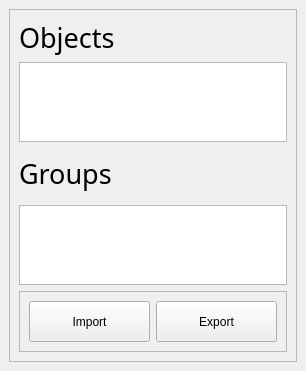
Old version of the form new_main.ui in the repository Ponti23/ModelMover.
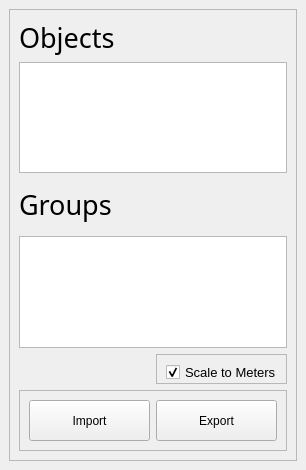
New version of the form.

What changed in the file:
```diff
--- a/new_main.ui
+++ b/new_main.ui
@@ -7,7 +7,7 @@
     <x>0</x>
     <y>0</y>
     <width>306</width>
-    <height>371</height>
+    <height>470</height>
    </rect>
   </property>
   <property name="minimumSize">
@@ -130,6 +130,66 @@
          </property>
         </widget>
        </item>
+       <item alignment="Qt::AlignRight">
+        <widget class="QFrame" name="frame_3">
+         <property name="minimumSize">
+          <size>
+           <width>131</width>
+           <height>30</height>
+          </size>
+         </property>
+         <property name="maximumSize">
+          <size>
+           <width>131</width>
+           <height>41</height>
+          </size>
+         </property>
+         <property name="font">
+          <font>
+           <pointsize>1</pointsize>
+          </font>
+         </property>
+         <property name="frameShape">
+          <enum>QFrame::StyledPanel</enum>
+         </property>
+         <property name="frameShadow">
+          <enum>QFrame::Raised</enum>
+         </property>
+         <widget class="QCheckBox" name="checkBox">
+          <property name="geometry">
+           <rect>
+            <x>10</x>
+            <y>10</y>
+            <width>111</width>
+            <height>17</height>
+           </rect>
+          </property>
+          <property name="minimumSize">
+           <size>
+            <width>111</width>
+            <height>17</height>
+           </size>
+          </property>
+          <property name="maximumSize">
+           <size>
+            <width>111</width>
+            <height>17</height>
+           </size>
+          </property>
+          <property name="font">
+           <font>
+            <pointsize>10</pointsize>
+           </font>
+          </property>
+          <property name="text">
+           <string>Scale to Meters</string>
+          </property>
+          <property name="checked">
+           <bool>true</bool>
+          </property>
+         </widget>
+        </widget>
+       </item>
        <item>
         <widget class="QFrame" name="frame">
          <property name="frameShape">
```
